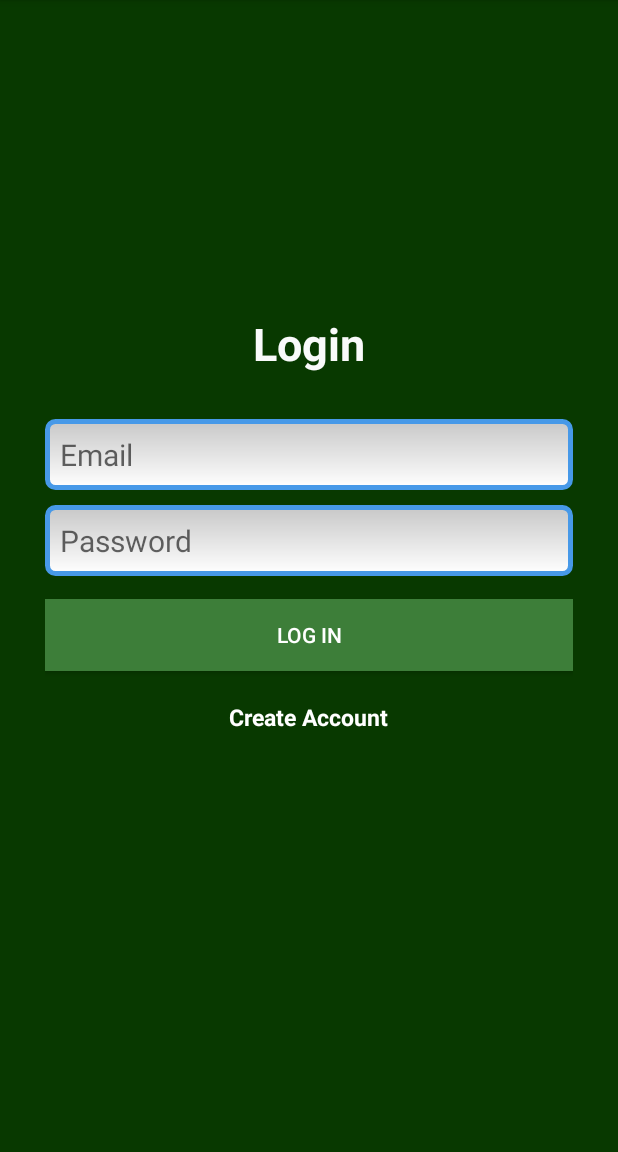
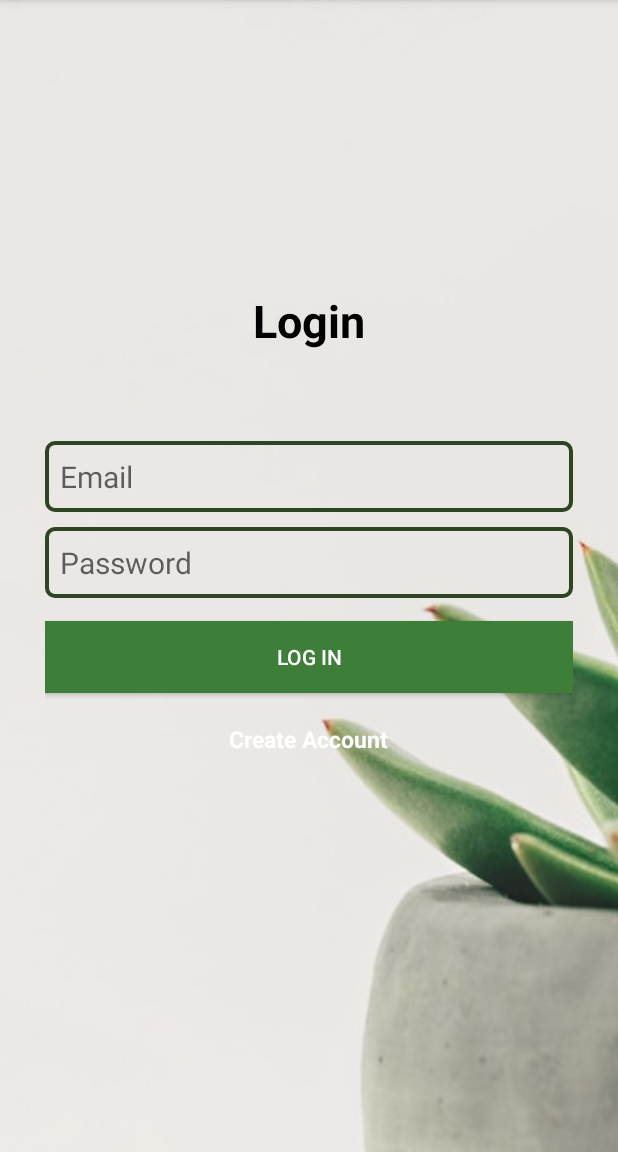
Before and after one commit to katetrahan/StormTrooper, an Android app: the screen it shows after launch (LoginActivity), on a phone screen of 412 x 824 dp, the part 84-1236 px from its top. Run offline under Robolectric (Android 15) with nearby library versions, the phone set to English and light mode, and no system bars.

Commit message:
change visuals of login page

```diff
--- a/app/src/main/res/drawable/edit_text_style.xml
+++ b/app/src/main/res/drawable/edit_text_style.xml
@@ -1,21 +1,8 @@
-<?xml version="1.0" encoding="utf-8" ?>
-
 <shape xmlns:android="http://schemas.android.com/apk/res/android"
-
-    android:thickness="0dp"
-
     android:shape="rectangle">
-    <stroke android:width="3dp"
-
-        android:color="#4799E8"/>
-    <corners android:radius="5dp" />
-    <gradient
-
-        android:startColor="#C8C8C8"
-
-        android:endColor="#FFFFFF"
-
-        android:type="linear"
-
-        android:angle="270"/>
+    <solid android:color="#00000000" />
+    <stroke android:width="2.5dp"
+        android:color="@color/colorLightBackground" />
+    <corners
+        android:radius="5dp"/>
 </shape>
--- a/app/src/main/res/layout/activity_login.xml
+++ b/app/src/main/res/layout/activity_login.xml
@@ -6,6 +6,14 @@
     android:layout_height="match_parent"
     tools:context="com.example.guest.stormtrooper.ui.LoginActivity"
     android:background="@color/colorPrimary">
+
+    <ImageView
+        android:layout_width="wrap_content"
+        android:layout_height="match_parent"
+        android:id="@+id/imageView"
+        android:src="@drawable/background"
+        android:scaleType="centerCrop"
+        />
 
     <LinearLayout
         android:orientation="vertical"
@@ -22,11 +30,12 @@
             android:layout_height="wrap_content"
             android:background="@drawable/edit_text_style"
             android:hint="Email"
+            android:layout_marginTop="30dp"
             android:inputType="textEmailAddress"
             android:nextFocusDown="@+id/passwordEditText"
             android:padding="10dp"
             android:layout_marginBottom="10dp"
-            android:textColor="@android:color/black"
+            android:textColor="@android:color/white"
             android:textSize="20sp" />
 
         <EditText
@@ -38,7 +47,7 @@
             android:inputType="textPassword"
             android:nextFocusDown="@+id/passwordEditText"
             android:padding="10dp"
-            android:textColor="@android:color/black"
+            android:textColor="@android:color/white"
             android:textSize="20sp" />
 
 
@@ -53,15 +62,15 @@
             android:textColor="@color/colorTextIcons" />
 
         <TextView
+            android:id="@+id/registerTextView"
             android:layout_width="wrap_content"
             android:layout_height="wrap_content"
+            android:layout_gravity="center_horizontal"
             android:layout_marginTop="20dp"
+            android:text="Create Account"
             android:textColor="@color/colorTextIcons"
-            android:textStyle="bold"
             android:textSize="15sp"
-            android:text="Create Account"
-            android:id="@+id/registerTextView"
-            android:layout_gravity="center_horizontal" />
+            android:textStyle="bold" />
 
     </LinearLayout>
 
@@ -69,7 +78,7 @@
         android:layout_width="wrap_content"
         android:layout_height="wrap_content"
         android:text="Login"
-        android:textColor="@color/colorPrimaryLight"
+        android:textColor="@android:color/black"
         android:textSize="30dp"
         android:textStyle="bold"
         android:layout_above="@+id/linearLayout"
```
